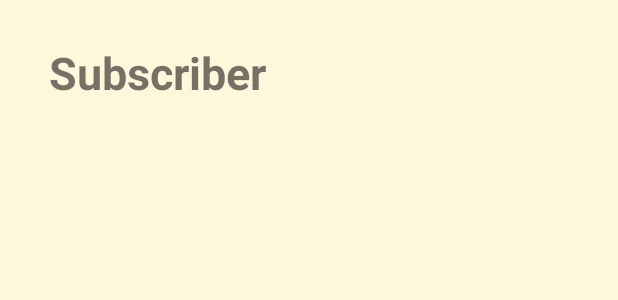
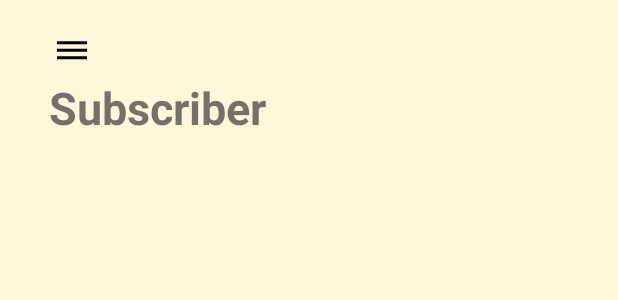
Before and after one commit to pss240/swengineering, an Android app: the layout fragment_subscriber.xml on its own in the app's theme, with its tools: preview values and no code run, on a phone screen of 412 x 824 dp. Shown: the top 300 px of the screen. Run offline under Robolectric (Android 15) with nearby library versions, the phone set to English and light mode, and no system bars.

Commit message:
전찬혁이 수정한 내용

```diff
--- a/app/src/main/java/com/example/swengineering/LoginFragment.kt
+++ b/app/src/main/java/com/example/swengineering/LoginFragment.kt
@@ -81,7 +81,7 @@ class LoginFragment : Fragment(){
 
                             Handler().postDelayed({
                                 it.findNavController().navigate(R.id.action_loginFragment_to_welcomeFragment)
-                            },1100L)
+                            },1200L)
 
                         } else {
                             Toast.makeText(it.context,"로그인 실패",Toast.LENGTH_SHORT).show()
--- a/app/src/main/java/com/example/swengineering/SubscriberFragment.kt
+++ b/app/src/main/java/com/example/swengineering/SubscriberFragment.kt
@@ -87,4 +87,6 @@ class SubscriberFragment : Fragment() {
             }
         })
     }
+
+
 }
--- a/app/src/main/res/layout/fragment_subscriber.xml
+++ b/app/src/main/res/layout/fragment_subscriber.xml
@@ -7,24 +7,36 @@
     tools:context=".SubscriberFragment"
     android:background="@color/appBackgroundColor">
 
+    <ImageButton
+        android:id="@+id/button_welcome_drawmenu"
+        android:layout_width="34dp"
+        android:layout_height="35dp"
+        android:layout_marginTop="16dp"
+        android:background="#00000000"
+        android:src="@drawable/hamburger"
+        app:layout_constraintEnd_toEndOf="parent"
+        app:layout_constraintHorizontal_bias="0.082"
+        app:layout_constraintStart_toStartOf="parent"
+        app:layout_constraintTop_toTopOf="parent"
+        tools:ignore="SpeakableTextPresentCheck,SpeakableTextPresentCheck" />
+
     <TextView
         android:id="@+id/textView_Subscriber"
         android:layout_width="wrap_content"
         android:layout_height="wrap_content"
-        android:layout_marginTop="28dp"
         android:text="Subscriber"
+        android:textSize="30sp"
         android:textStyle="bold"
-        android:textSize="30sp"
         app:layout_constraintEnd_toEndOf="parent"
         app:layout_constraintHorizontal_bias="0.121"
         app:layout_constraintStart_toStartOf="parent"
-        app:layout_constraintTop_toTopOf="parent" />
+        app:layout_constraintTop_toBottomOf="@+id/button_welcome_drawmenu" />
 
     <androidx.recyclerview.widget.RecyclerView
         android:id="@+id/recyclerview_subscriber"
         android:layout_width="410dp"
         android:layout_height="587dp"
-        android:layout_marginTop="76dp"
+        android:layout_marginTop="28dp"
         app:layout_constraintStart_toStartOf="parent"
         app:layout_constraintTop_toBottomOf="@+id/textView_Subscriber" />
 
```
Also changed, not shown: app/src/main/java/com/example/swengineering/CustomAdapter_Essay_viewer_comment.kt (+14 -5 lines), app/src/main/java/com/example/swengineering/Essay_viewer.kt (+29 -15 lines), app/src/main/java/com/example/swengineering/Message_chat_list.kt (+7 -6 lines), app/src/main/java/com/example/swengineering/Message_main.kt (+7 -6 lines), app/src/main/java/com/example/swengineering/My_essay_page.kt (+12 -6 lines), app/src/main/java/com/example/swengineering/TodayTopicFragment.kt (+4 -3 lines), app/src/main/java/com/example/swengineering/WelcomeFragment.kt (+4 -3 lines), app/src/main/java/com/example/swengineering/WriteEssay.kt (+4 -3 lines), app/src/main/res/layout/fragment_essay_viewer.xml (+4 -4 lines).
